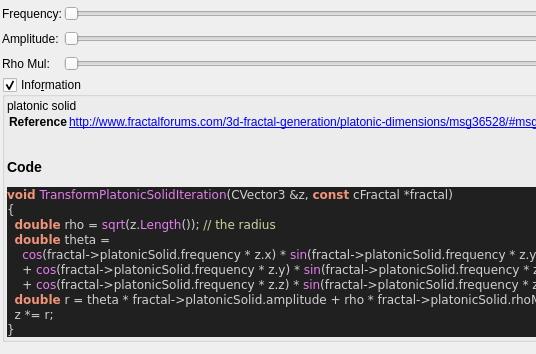
Before: the Qt Designer form mandelbulber2/qt_data/fractal_transf_platonic_solid.ui in buddhi1980/mandelbulber2, drawn with Qt 5; both pictures show x 0 to 536 and y 0 to 354 of the 880 by 684 pixel window.
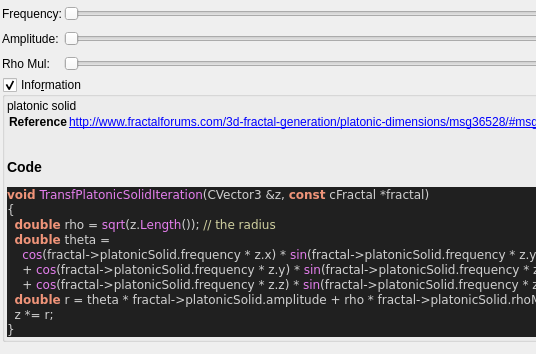
After: the same form once the commit is applied. Custom widgets are drawn as their Qt base class.

Diff of the .ui file:
```diff
--- a/mandelbulber2/qt_data/fractal_transf_platonic_solid.ui
+++ b/mandelbulber2/qt_data/fractal_transf_platonic_solid.ui
@@ -234,7 +234,7 @@
 &lt;/table&gt;
 &lt;h3&gt;Code&lt;/h3&gt;
 &lt;body style=&quot;background-color:#202020&quot;&gt;
-&lt;pre style=&quot;color:#d0d0d0; background-color:#202020;  font-family:'Courier New',monospace;&quot;&gt;&lt;span style=&quot;color:#f09479; font-weight:bold&quot;&gt;void&lt;/span&gt; &lt;span style=&quot;color:#e47eed&quot;&gt;TransformPlatonicSolidIteration&lt;/span&gt;&lt;span style=&quot;color:#d0d0d0&quot;&gt;(&lt;/span&gt;CVector3 &lt;span style=&quot;color:#d0d0d0&quot;&gt;&amp;amp;&lt;/span&gt;z&lt;span style=&quot;color:#d0d0d0&quot;&gt;,&lt;/span&gt; &lt;span style=&quot;color:#f09479; font-weight:bold&quot;&gt;const&lt;/span&gt; cFractal &lt;span style=&quot;color:#d0d0d0&quot;&gt;*&lt;/span&gt;fractal&lt;span style=&quot;color:#d0d0d0&quot;&gt;)&lt;/span&gt;
+&lt;pre style=&quot;color:#d0d0d0; background-color:#202020;  font-family:'Courier New',monospace;&quot;&gt;&lt;span style=&quot;color:#f09479; font-weight:bold&quot;&gt;void&lt;/span&gt; &lt;span style=&quot;color:#e47eed&quot;&gt;TransfPlatonicSolidIteration&lt;/span&gt;&lt;span style=&quot;color:#d0d0d0&quot;&gt;(&lt;/span&gt;CVector3 &lt;span style=&quot;color:#d0d0d0&quot;&gt;&amp;amp;&lt;/span&gt;z&lt;span style=&quot;color:#d0d0d0&quot;&gt;,&lt;/span&gt; &lt;span style=&quot;color:#f09479; font-weight:bold&quot;&gt;const&lt;/span&gt; cFractal &lt;span style=&quot;color:#d0d0d0&quot;&gt;*&lt;/span&gt;fractal&lt;span style=&quot;color:#d0d0d0&quot;&gt;)&lt;/span&gt;
 &lt;span style=&quot;color:#d0d0d0&quot;&gt;{&lt;/span&gt;
   &lt;span style=&quot;color:#f09479; font-weight:bold&quot;&gt;double&lt;/span&gt; rho &lt;span style=&quot;color:#d0d0d0&quot;&gt;=&lt;/span&gt; &lt;span style=&quot;color:#e47eed&quot;&gt;sqrt&lt;/span&gt;&lt;span style=&quot;color:#d0d0d0&quot;&gt;(&lt;/span&gt;z&lt;span style=&quot;color:#d0d0d0&quot;&gt;.&lt;/span&gt;&lt;span style=&quot;color:#e47eed&quot;&gt;Length&lt;/span&gt;&lt;span style=&quot;color:#d0d0d0&quot;&gt;());&lt;/span&gt; &lt;span style=&quot;color:#d0d0a0&quot;&gt;// the radius&lt;/span&gt;
   &lt;span style=&quot;color:#f09479; font-weight:bold&quot;&gt;double&lt;/span&gt; theta &lt;span style=&quot;color:#d0d0d0&quot;&gt;=&lt;/span&gt;
```
Left out of the diff: 4 changed lines with no effect on the pictures.
